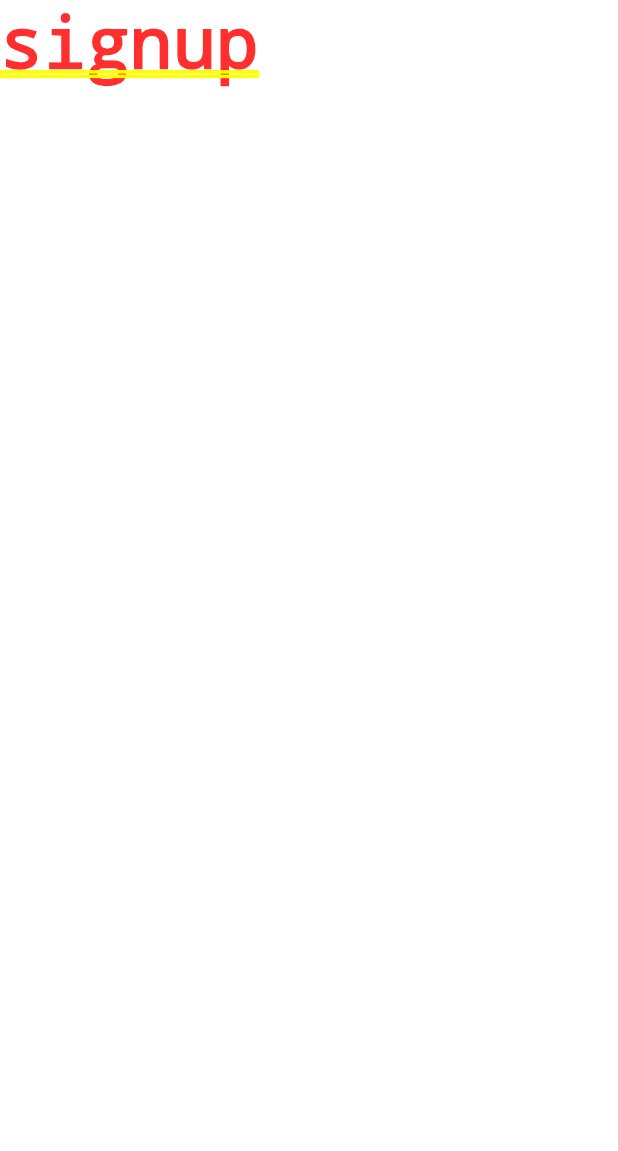
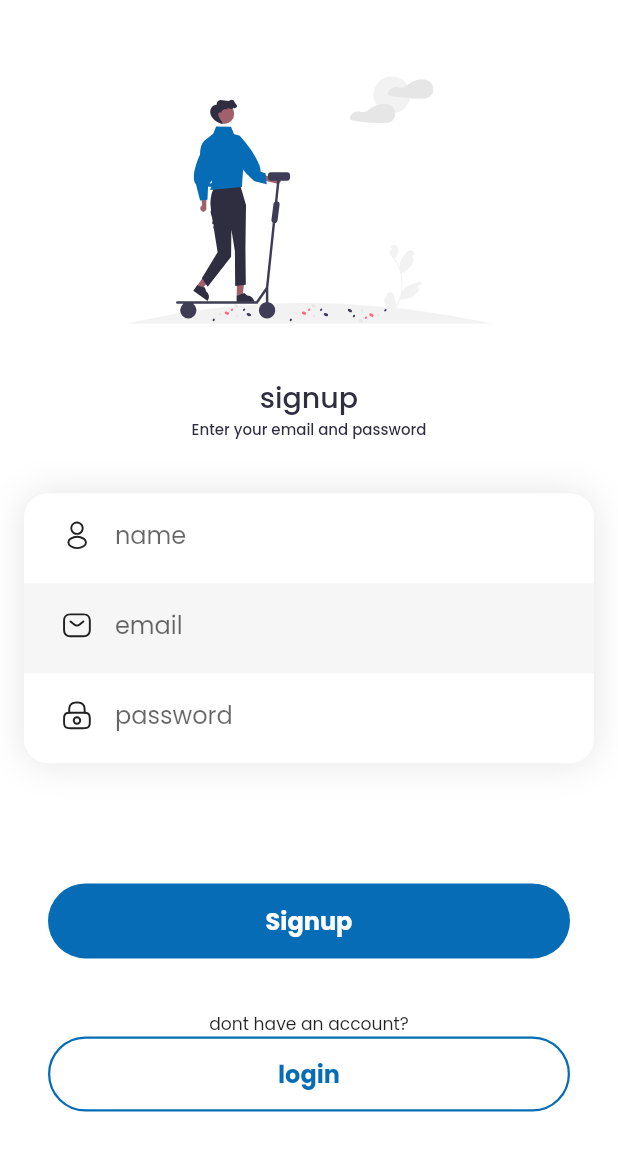
Before and after one commit to jopaul23/socially, a Flutter app: the screen it shows after launch, after a tap on "sign up", on a phone screen of 412 x 824 dp. Shown: the top 1151 px of the screen. Run offline on Flutter 3.47's test engine with Material 2 defaults, Android fonts, the phone set to English and light mode, and no system bars; our stand-ins replace dio, flutter_screenutil, flutter_spinkit, flutter_svg, get, google_fonts and 1 more; network calls fail.

Commit message:
login page made functional

```diff
--- a/frontend/lib/constants/constants.dart
+++ b/frontend/lib/constants/constants.dart
@@ -6,3 +6,4 @@ const Color primaryBlue = Color(0xff056CB5);
 const Color textColor1 = Color(0xff2F2E41);
 Color hintTextColor = const Color(0xff666666).withOpacity(0.6);
 const Color bgColor = Color(0xffFCFDFF);
+const Color toastYellow = Color(0xFFE7A519);
--- a/frontend/lib/main.dart
+++ b/frontend/lib/main.dart
@@ -1,8 +1,8 @@
 import 'package:flutter/material.dart';
 import 'package:get/get_navigation/get_navigation.dart';
 import 'package:google_fonts/google_fonts.dart';
-import 'package:internship_socialmedia/screens/regitration/splashScreen/splash_screen.dart';
 import 'package:flutter_screenutil/flutter_screenutil.dart';
+import 'package:internship_socialmedia/screens/splashScreen/splash_screen.dart';
 
 void main() {
   runApp(const MyApp());
--- a/frontend/lib/screens/regitration/login/signin_page.dart
+++ b/frontend/lib/screens/regitration/login/signin_page.dart
@@ -3,13 +3,15 @@ import 'package:flutter_screenutil/flutter_screenutil.dart';
 import 'package:flutter_spinkit/flutter_spinkit.dart';
 import 'package:flutter_svg/flutter_svg.dart';
 import 'package:get/get.dart';
-import 'package:google_fonts/google_fonts.dart';
+import 'package:internship_socialmedia/api/api.dart';
 import 'package:internship_socialmedia/constants/constants.dart';
+import 'package:internship_socialmedia/screens/home/home.dart';
 import 'package:internship_socialmedia/screens/regitration/login/login_form.dart';
+import 'package:internship_socialmedia/screens/regitration/signup/signup_form.dart';
 import 'package:internship_socialmedia/screens/regitration/signup/signup_page.dart';
 import 'package:internship_socialmedia/widget/buttons/primary_btn.dart';
 import 'package:internship_socialmedia/widget/buttons/secondary_btn.dart';
-import 'package:internship_socialmedia/widget/textfield_custom.dart';
+import 'package:internship_socialmedia/widget/toast.dart';
 
 class SigninPage extends StatefulWidget {
   const SigninPage({Key? key}) : super(key: key);
@@ -21,6 +23,7 @@ class SigninPage extends StatefulWidget {
 class _SigninPageState extends State<SigninPage> {
   @override
   bool isLoading = false;
+  final formKey = GlobalKey<LoginFormState>();
   Widget build(BuildContext context) {
     Size size = MediaQuery.of(context).size;
 
@@ -52,7 +55,7 @@ class _SigninPageState extends State<SigninPage> {
                           ),
                         ),
                         Text(
-                          "Enter your email to continue",
+                          "all fields arre required",
                           style: TextStyle(
                             fontSize: 10,
                             color: textColor1,
@@ -62,7 +65,10 @@ class _SigninPageState extends State<SigninPage> {
                       ],
                     ),
                   ),
-                  LoginForm(size: size),
+                  LoginForm(
+                    key: formKey,
+                    size: size,
+                  ),
                   const SizedBox(
                     height: 10,
                   ),
@@ -83,8 +89,35 @@ class _SigninPageState extends State<SigninPage> {
                       : PrimaryButton(
                           onpressed: () {
                             print("pressed");
+                            String email = formKey
+                                .currentState!.emailKey.currentState!.text;
+                            String password = formKey
+                                .currentState!.passwordKey.currentState!.text;
+                            print("email $email\npassword $password");
+                            Api.login(email: email, password: password)
+                                .then((result) {
+                              if (result["status"] == 200) {
+                                showToast(
+                                    context: context,
+                                    title: result["message"].toString(),
+                                    description: "",
+                                    icon: "assets/svg/tick.svg",
+                                    color: primaryBlue);
+                                Get.off(() => const HomePage());
+                              } else if (result["status"] == 400) {
+                                showToast(
+                                    context: context,
+                                    title: result["message"].toString(),
+                                    description: "",
+                                    icon: "assets/svg/warning.svg",
+                                    color: toastYellow);
+                              } else {
+                                print("else");
+                                print(result);
+                              }
+                            });
                           },
-                          text: "continue"),
+                          text: "login"),
                   SizedBox(
                     child: Column(
                       children: [
@@ -93,7 +126,7 @@ class _SigninPageState extends State<SigninPage> {
                           style: TextStyle(fontSize: 10.sp),
                         ),
                         SecondaryBtn(
-                            onpressed: () => Get.to(() => const SignupPage()),
+                            onpressed: () => Get.off(() => const SignupPage()),
                             text: "sign up"),
                       ],
                     ),
--- a/frontend/lib/screens/regitration/signup/signup_page.dart
+++ b/frontend/lib/screens/regitration/signup/signup_page.dart
@@ -1,4 +1,13 @@
 import 'package:flutter/material.dart';
+import 'package:flutter_screenutil/flutter_screenutil.dart';
+import 'package:flutter_spinkit/flutter_spinkit.dart';
+import 'package:flutter_svg/flutter_svg.dart';
+import 'package:get/get.dart';
+import 'package:internship_socialmedia/constants/constants.dart';
+import 'package:internship_socialmedia/screens/regitration/login/signin_page.dart';
+import 'package:internship_socialmedia/screens/regitration/signup/signup_form.dart';
+import 'package:internship_socialmedia/widget/buttons/primary_btn.dart';
+import 'package:internship_socialmedia/widget/buttons/secondary_btn.dart';
 
 class SignupPage extends StatefulWidget {
   const SignupPage({Key? key}) : super(key: key);
@@ -9,9 +18,93 @@ class SignupPage extends StatefulWidget {
 
 class _SignupPageState extends State<SignupPage> {
   @override
+  bool isLoading = false;
+  final formKey = GlobalKey<SignupFormState>();
+
   Widget build(BuildContext context) {
-    return Container(
-      child: Text("signup"),
+    Size size = MediaQuery.of(context).size;
+    return SafeArea(
+      child: Scaffold(
+        backgroundColor: white,
+        body: SingleChildScrollView(
+          child: Container(
+            padding: const EdgeInsets.all(defaultPadding),
+            height: size.height - defaultPadding * 2,
+            width: size.width,
+            child: Column(
+                crossAxisAlignment: CrossAxisAlignment.center,
+                mainAxisAlignment: MainAxisAlignment.spaceEvenly,
+                children: [
+                  SvgPicture.asset(
+                    "assets/svg/signup.svg",
+                    height: size.height * 2 / 10,
+                  ),
+                  SizedBox(
+                    child: Column(
+                      children: const [
+                        Text(
+                          "signup",
+                          style: TextStyle(
+                            fontSize: 19,
+                            color: textColor1,
+                            fontWeight: FontWeight.w500,
+                          ),
+                        ),
+                        Text(
+                          "Enter your email and password",
+                          textAlign: TextAlign.center,
+                          style: TextStyle(
+                            fontSize: 10,
+                            color: textColor1,
+                            fontWeight: FontWeight.w500,
+                          ),
+                        ),
+                      ],
+                    ),
+                  ),
+                  SignupForm(
+                    size: size,
+                    key: formKey,
+                  ),
+                  const SizedBox(
+                    height: 10,
+                  ),
+                  isLoading
+                      ? Container(
+                          height: 50,
+                          width: MediaQuery.of(context).size.width -
+                              4 * defaultPadding,
+                          alignment: Alignment.center,
+                          decoration: BoxDecoration(
+                            color: primaryBlue,
+                            borderRadius: BorderRadius.circular(25),
+                          ),
+                          child: const SpinKitFadingCircle(
+                            color: white,
+                            size: 30,
+                          ))
+                      : PrimaryButton(
+                          onpressed: () {
+                            print("pressed");
+                          },
+                          text: "Signup"),
+                  SizedBox(
+                    child: Column(
+                      children: [
+                        Text(
+                          "dont have an account?",
+                          style: TextStyle(fontSize: 10.sp),
+                        ),
+                        SecondaryBtn(
+                            onpressed: () => Get.off(() => const SigninPage()),
+                            text: "login"),
+                      ],
+                    ),
+                  )
+                ]),
+          ),
+        ),
+      ),
     );
   }
 }
--- a/frontend/lib/screens/regitration/splashScreen/splash_screen.dart
+++ b/frontend/lib/screens/splashScreen/splash_screen.dart
@@ -31,7 +31,7 @@ class _SplashScreenState extends State<SplashScreen> {
     SharedPreferences prefs = await SharedPreferences.getInstance();
     email = prefs.getString("email");
     if (email != null) {
-      Get.off(() => const HomePage());
+      Get.off(() => const SigninPage());
       print("email exists");
     } else {
       Get.off(() => const SigninPage());
--- a/frontend/pubspec.yaml
+++ b/frontend/pubspec.yaml
@@ -40,6 +40,8 @@ dependencies:
   flutter_spinkit: ^5.1.0
   get: ^4.6.1
   flutter_screenutil: ^5.1.0
+  http: ^0.13.4
+  dio: ^4.0.4
 
 dev_dependencies:
   flutter_test:
```
Also changed, not shown: frontend/lib/api/api.dart (added, +49 -0 lines), frontend/lib/api/error_handling.dart (added, +22 -0 lines), frontend/lib/widget/toast.dart (added, +112 -0 lines), frontend/assets/svg/tick.svg (added), frontend/assets/svg/warning.svg (added), frontend/pubspec.lock, 1 other file.
